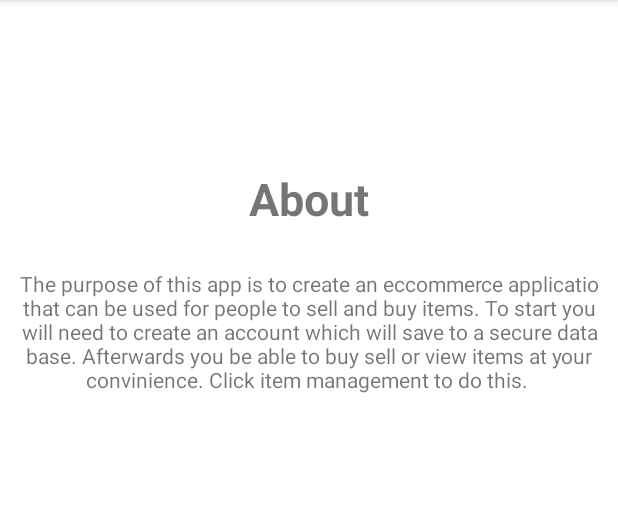
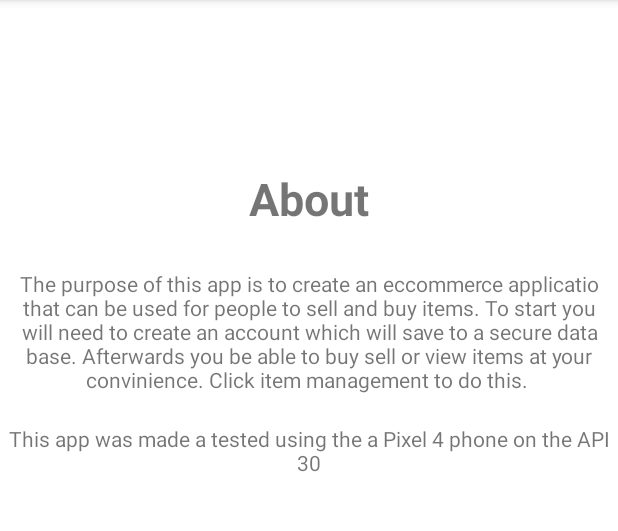
Before and after one commit to MidNoon/Marketplace-Application533, an Android app: the FragmentAbout screen opened directly, with no data from a screen before it, on a phone screen of 412 x 824 dp, the part 84-615 px from its top. Run offline under Robolectric (Android 15) with nearby library versions, the phone set to English and light mode, and no system bars.

Commit message:
About Info Update

```diff
--- a/MarketplaceAplo5/app/src/main/res/layout/fragment_about.xml
+++ b/MarketplaceAplo5/app/src/main/res/layout/fragment_about.xml
@@ -23,4 +23,12 @@
         android:layout_below="@+id/String_about"
         android:text="The purpose of this app is to create an eccommerce applicatio that can be used for people to sell and buy items. To start you will need to create an account which will save to a secure data base. Afterwards you be able to buy sell or view items at your convinience. Click item management to do this. " />
 
+    <TextView
+        android:id="@+id/String_app"
+        android:layout_width="match_parent"
+        android:layout_height="50dp"
+        android:gravity="center"
+        android:layout_marginTop="275dp"
+        android:layout_below="@+id/String_info"
+        android:text="This app was made a tested using the a Pixel 4 phone on the API 30"/>
 </FrameLayout>
```
